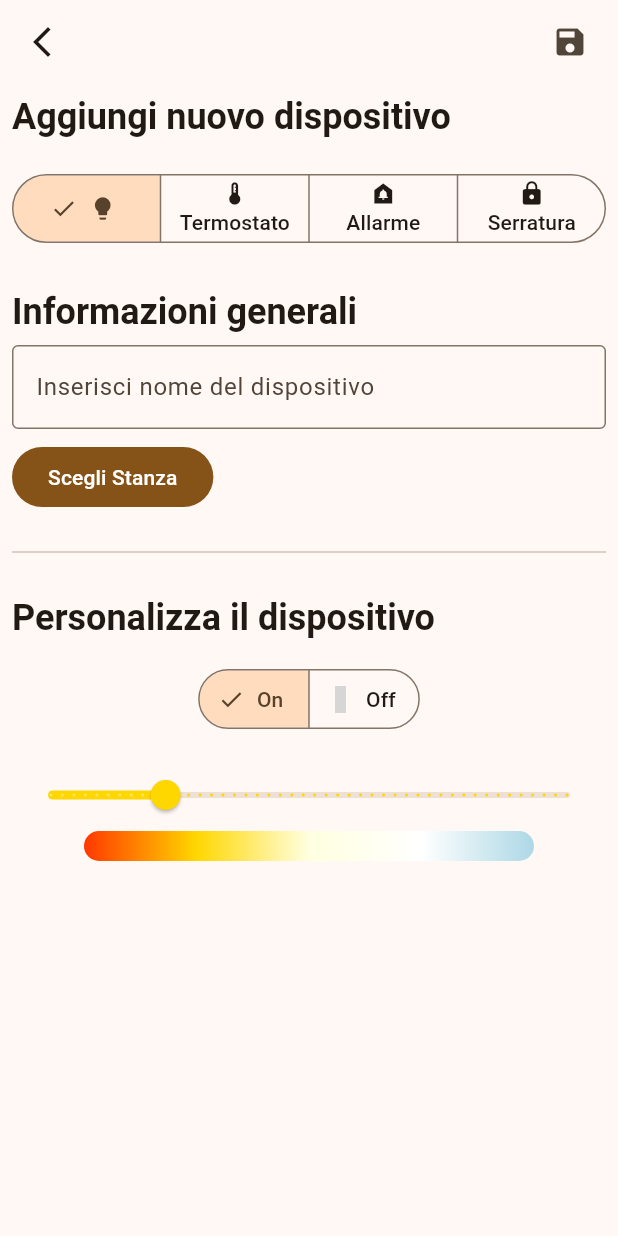
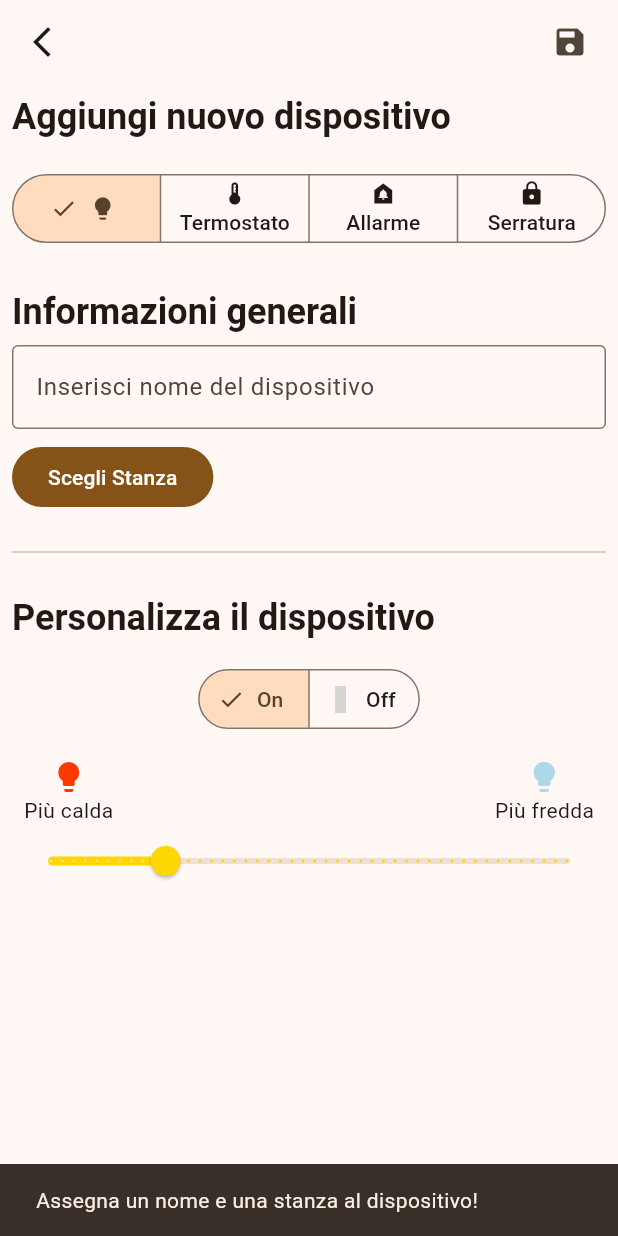
Before and after one commit to nonsonoalessio/ProgettoMobileProgrammingTerzoAppello, a Flutter app: the AddNewDevicePage screen opened directly, after a tap on the "save" icon, on a phone screen of 412 x 824 dp. Run offline on Flutter 3.47's test engine with Material 3 defaults, Android fonts, the phone set to English and light mode, and no system bars; our stand-ins replace flutter_riverpod, google_fonts, material_symbols_icons, riverpod_annotation, sqflite; accounts and stored records are empty; generated files the repository leaves out were written again; grey boxes are pictures that could not be loaded.

Commit message:
Finished add page.

```diff
--- a/lib/views/minis.dart
+++ b/lib/views/minis.dart
@@ -67,6 +67,32 @@ class ColorTemperatureSliderState extends State<ColorTemperatureSlider> {
     return Column(
       mainAxisAlignment: MainAxisAlignment.center,
       children: [
+        const Padding(
+          padding: EdgeInsets.symmetric(horizontal: 8.0),
+          child: Row(
+            mainAxisAlignment: MainAxisAlignment.spaceBetween,
+            children: [
+              Column(
+                children: [
+                  Icon(
+                    Icons.lightbulb,
+                    color: Color(0xFFFF3800),
+                  ),
+                  Text("Più calda"),
+                ],
+              ),
+              Column(
+                children: [
+                  Icon(
+                    Icons.lightbulb,
+                    color: Color(0xFFADD8E6),
+                  ),
+                  Text("Più fredda"),
+                ],
+              ),
+            ],
+          ),
+        ),
         Slider(
           value: _currentTemperature,
           min: 2000,
@@ -79,7 +105,7 @@ class ColorTemperatureSliderState extends State<ColorTemperatureSlider> {
           },
           activeColor: _getColorForTemperature(_currentTemperature),
         ),
-        Container(
+        /*Container(
           width: 300,
           height: 20,
           decoration: BoxDecoration(
@@ -94,7 +120,7 @@ class ColorTemperatureSliderState extends State<ColorTemperatureSlider> {
             ),
             borderRadius: BorderRadius.circular(10),
           ),
-        ),
+        ),*/
       ],
     );
   }
--- a/lib/views/screens/add_new_items_screens/add_new_device.dart
+++ b/lib/views/screens/add_new_items_screens/add_new_device.dart
@@ -24,6 +24,7 @@ class _AddNewDevicePageState extends ConsumerState<AddNewDevicePage> {
   bool _isDeviceOn = true;
   String? _selectedRoom;
   DeviceStatus _deviceStatus = DeviceStatus.on;
+  double? _temperaturePicked;
 
   void _handleDeviceTypeChanged(DeviceType newType) {
     setState(() {
@@ -47,6 +48,18 @@ class _AddNewDevicePageState extends ConsumerState<AddNewDevicePage> {
     setState(() {
       _deviceStatus = status;
     });
+  }
+
+  void _handleTemperaturePicker(double value) {
+    setState(() {
+      _temperaturePicked = value;
+    });
+  }
+
+  bool _checkfields() {
+    return _deviceNameController.text.isNotEmpty && _selectedRoom != null
+        ? true
+        : false;
   }
 
   @override
@@ -99,7 +112,7 @@ class _AddNewDevicePageState extends ConsumerState<AddNewDevicePage> {
             padding: const EdgeInsets.symmetric(horizontal: 8.0),
             child: IconButton(
               onPressed: () {
-                // TODO: checkfields
+                if (_checkfields()) {
                   DeviceType deviceType = _selectedDeviceType;
                   Device device;
                   if (deviceType == DeviceType.light) {
@@ -135,6 +148,21 @@ class _AddNewDevicePageState extends ConsumerState<AddNewDevicePage> {
                       .db
                       .insertDevice(device);
                   Navigator.pop(context);
+                } else {
+                  String message;
+                  if (_deviceNameController.text.isEmpty &&
+                      _selectedRoom != null) {
+                    message = "Impossibile salvare un dispositivo senza nome!";
+                  } else if (_deviceNameController.text.isNotEmpty &&
+                      _selectedRoom == null) {
+                    message =
+                        'Impossibile salvare un dispositivo non assegnato a nessuna stanza!';
+                  } else {
+                    message = 'Assegna un nome e una stanza al dispositivo!';
+                  }
+                  ScaffoldMessenger.of(context)
+                      .showSnackBar(SnackBar(content: Text(message)));
+                }
               },
               icon: Icon(Icons.save),
             ),
@@ -227,35 +255,40 @@ class _AddNewDevicePageState extends ConsumerState<AddNewDevicePage> {
 
   Widget _detailBuilder() {
     if (_selectedDeviceType == DeviceType.alarm) {
-      return Row(
-        mainAxisAlignment: MainAxisAlignment.spaceBetween,
+      return Column(
         children: [
-          Text("L'allarme è inserito?"),
-          SwitchBuilderWithCallback(
-            valueChanged: _handleDeviceOnOff,
-            currentValue: _isDeviceOn,
+          DeviceStatusSelector(
+            onValueChanged: _handleDeviceStatus,
+            currentStatus: _deviceStatus,
+            deviceType: DeviceType.alarm,
           ),
         ],
       );
     } else if (_selectedDeviceType == DeviceType.thermostat) {
-      return Row(
-        mainAxisAlignment: MainAxisAlignment.spaceBetween,
+      return Column(
         children: [
           FilledButton(
             child: Text("Temperatura desiderata"),
-            onPressed: () {},
-          )
+            onPressed: () {
+              showDialog(
+                context: context,
+                builder: (context) => TemperaturePicker(
+                  onValueChanged: _handleTemperaturePicker,
+                ),
+              );
+            },
+          ),
+          Text("Temperatura scelta: $_temperaturePicked °C."),
         ],
       );
     } else if (_selectedDeviceType == DeviceType.lock) {
-      return Row(
+      return Column(
         mainAxisAlignment: MainAxisAlignment.spaceBetween,
         children: [
-          Text("La serratura è chiusa?"),
-          SwitchBuilderWithCallback(
-            valueChanged: _handleDeviceOnOff,
-            currentValue: _isDeviceOn,
-          ),
+          DeviceStatusSelector(
+              onValueChanged: _handleDeviceStatus,
+              currentStatus: _deviceStatus,
+              deviceType: DeviceType.lock),
         ],
       );
     } else if (_selectedDeviceType == DeviceType.light) {
@@ -384,15 +417,6 @@ class _DeviceChooserState extends State<DeviceChooser> {
   }
 }
 
-class AlarmDetailsBuilder extends StatelessWidget {
-  const AlarmDetailsBuilder({super.key});
-
-  @override
-  Widget build(BuildContext context) {
-    return const Text('Ciao ciao ciao ciao mareeee');
-  }
-}
-
 class SwitchBuilderWithCallback extends StatefulWidget {
   final ValueChanged<bool> valueChanged;
   final bool currentValue;
@@ -430,6 +454,7 @@ class _SwitchBuilderWithCallbackState extends State<SwitchBuilderWithCallback> {
 
 class ModalBottomSheetContent extends ConsumerStatefulWidget {
   final ValueChanged<String> valueChanged;
+
   const ModalBottomSheetContent({super.key, required this.valueChanged});
 
   @override
@@ -487,6 +512,65 @@ class _ModalBottomSheetContentState
   }
 }
 
+class TemperaturePicker extends StatefulWidget {
+  final ValueChanged<double> onValueChanged;
+  const TemperaturePicker({super.key, required this.onValueChanged});
+
+  @override
+  State<TemperaturePicker> createState() => _TemperaturePickerState();
+}
+
+class _TemperaturePickerState extends State<TemperaturePicker> {
+  final TextEditingController _temperaturePicked = TextEditingController();
+  @override
+  Widget build(BuildContext context) {
+    double temp = 18;
+    return Padding(
+      padding: const EdgeInsets.all(8.0),
+      child: Dialog(
+        child: Column(
+          mainAxisSize: MainAxisSize.min,
+          crossAxisAlignment: CrossAxisAlignment.start,
+          children: [
+            Padding(
+              padding: const EdgeInsets.all(16.0),
+              child: Text("Temperatura desiderata:"),
+            ),
+            Padding(
+              padding: const EdgeInsets.all(8.0),
+              child: TextField(
+                controller: _temperaturePicked,
+                decoration: InputDecoration(
+                  hintText: "$temp °C",
+                  border: OutlineInputBorder(
+                    borderRadius: BorderRadius.circular(30),
+                  ),
+                ),
+              ),
+            ),
+            Padding(
+              padding: EdgeInsets.all(8.0),
+              child: TextButton(
+                onPressed: () {
+                  setState(() {
+                    // TODO: controllo per immettere solo valori double
+                    temp = _temperaturePicked.text.isEmpty
+                        ? 18.0
+                        : _temperaturePicked as double;
+                  });
+                  widget.onValueChanged(temp);
+                  Navigator.pop(context);
+                },
+                child: Text('Salva'),
+              ),
+            )
+          ],
+        ),
+      ),
+    );
+  }
+}
+
 class DeviceStatusSelector extends StatefulWidget {
   final ValueChanged<DeviceStatus> onValueChanged;
   final DeviceStatus currentStatus;
```
Lines whose indentation alone changed are shown as unchanged.
